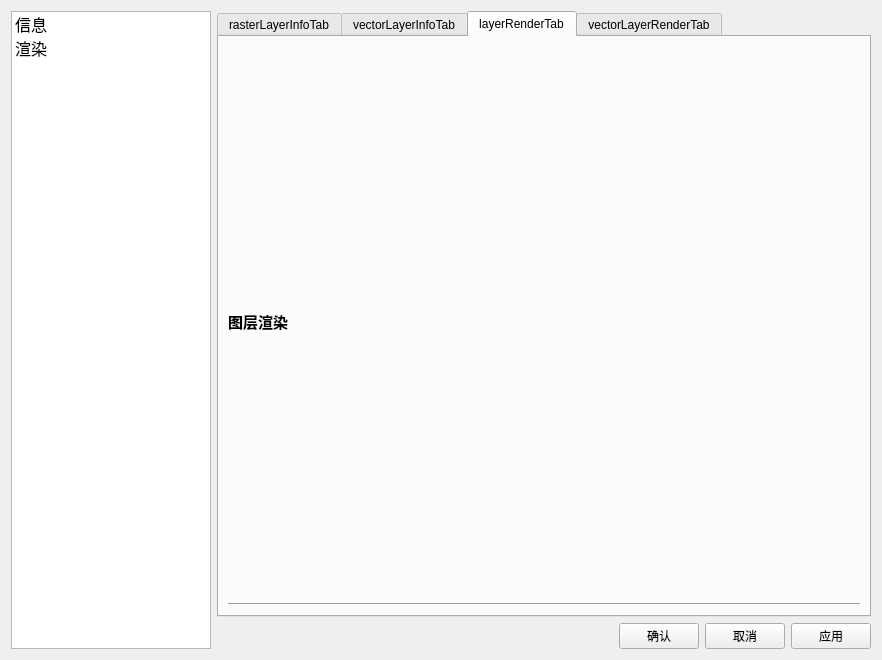
First picture: the form in ui/layerPropWindow.ui, repository CaoZhenkun/pyqgis, before the edit.
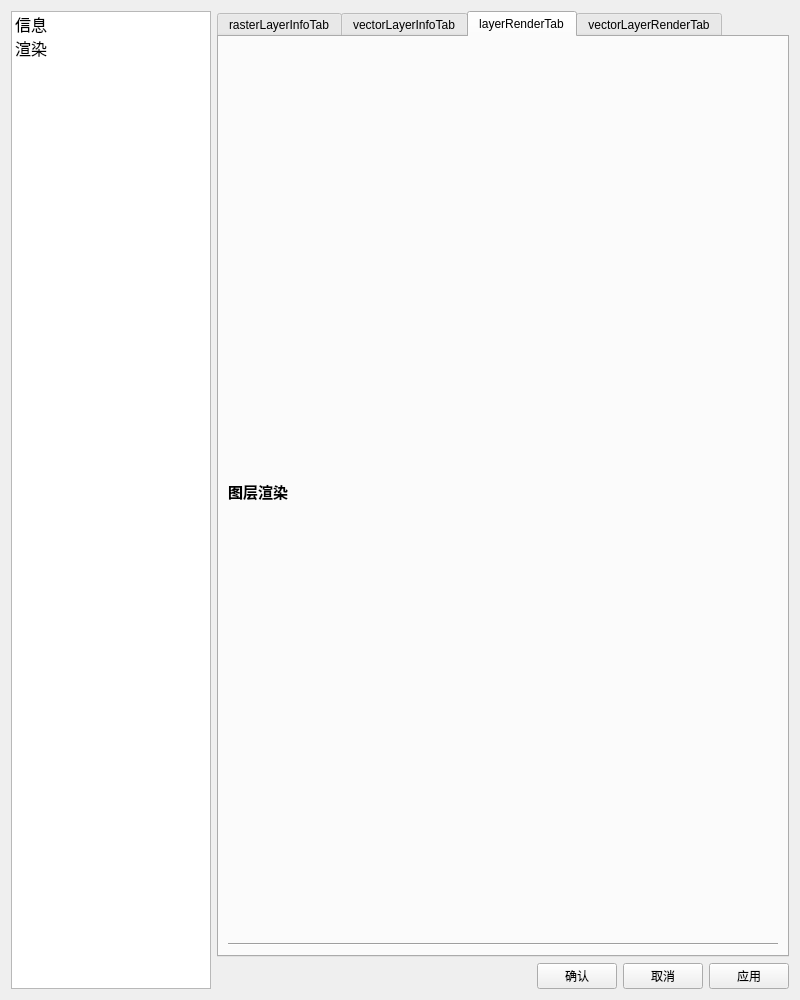
Second picture: the form after the edit. The open tabs and pages were chosen to show the change.

Diff of the .ui file:
```diff
--- a/ui/layerPropWindow.ui
+++ b/ui/layerPropWindow.ui
@@ -6,8 +6,8 @@
    <rect>
     <x>0</x>
     <y>0</y>
-    <width>882</width>
-    <height>660</height>
+    <width>800</width>
+    <height>1000</height>
    </rect>
   </property>
   <property name="windowTitle">
@@ -43,6 +43,9 @@
     <layout class="QVBoxLayout" name="verticalLayout_7">
      <item>
       <widget class="QTabWidget" name="tabWidget">
+       <property name="enabled">
+        <bool>true</bool>
+       </property>
        <property name="currentIndex">
         <number>1</number>
        </property>
```
Left out of the diff: 2 changed lines with no effect on the pictures.
